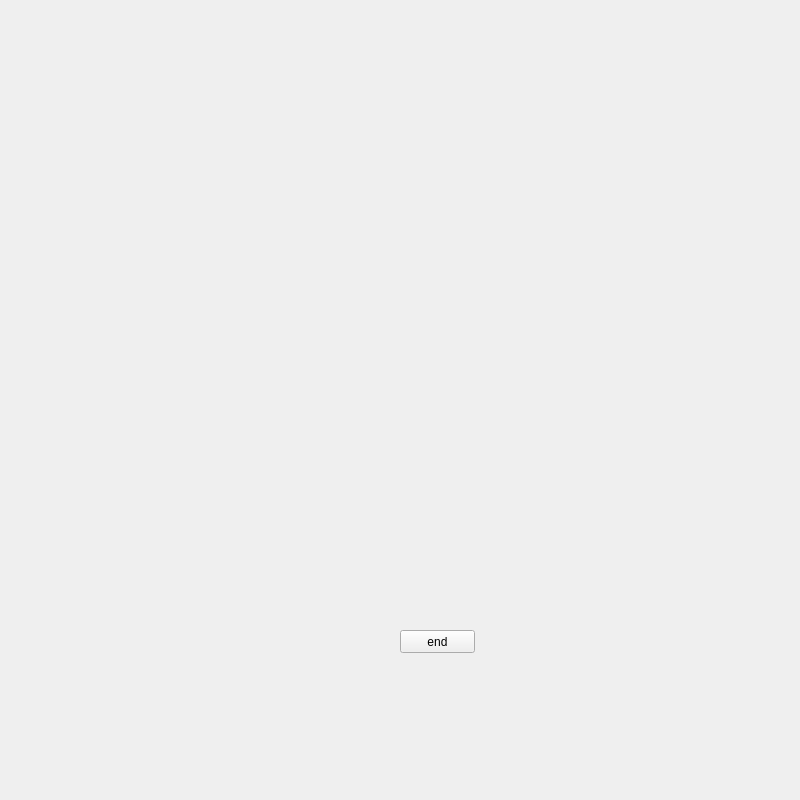
The window that user_interfaces/end_window.ui (fireis/video-choices) describes before a commit, drawn with Qt 5.
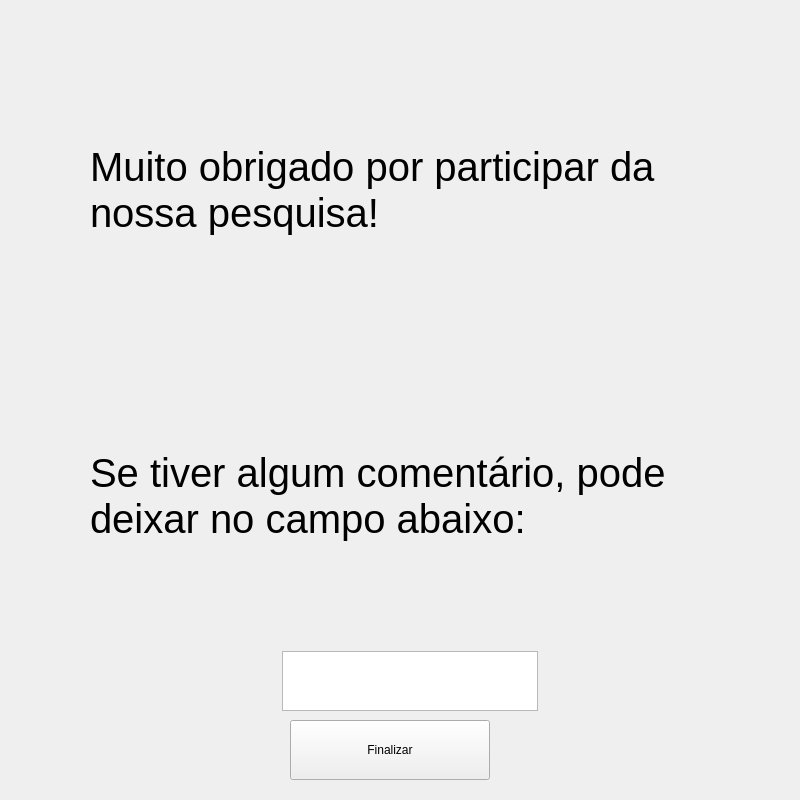
The same window after the commit.

```diff
--- a/user_interfaces/end_window.ui
+++ b/user_interfaces/end_window.ui
@@ -13,17 +13,82 @@
   <property name="windowTitle">
    <string>Form</string>
   </property>
+  <widget class="QWidget" name="verticalLayoutWidget">
+   <property name="geometry">
+    <rect>
+     <x>90</x>
+     <y>40</y>
+     <width>641</width>
+     <height>671</height>
+    </rect>
+   </property>
+   <layout class="QVBoxLayout" name="verticalLayout" stretch="4,4,0">
+    <item>
+     <widget class="QLabel" name="label">
+      <property name="font">
+       <font>
+        <pointsize>30</pointsize>
+       </font>
+      </property>
+      <property name="text">
+       <string>Muito obrigado por participar da nossa pesquisa! </string>
+      </property>
+      <property name="wordWrap">
+       <bool>true</bool>
+      </property>
+     </widget>
+    </item>
+    <item>
+     <widget class="QLabel" name="label_2">
+      <property name="font">
+       <font>
+        <pointsize>30</pointsize>
+       </font>
+      </property>
+      <property name="text">
+       <string>Se tiver algum comentário, pode deixar no campo abaixo:</string>
+      </property>
+      <property name="wordWrap">
+       <bool>true</bool>
+      </property>
+     </widget>
+    </item>
+    <item>
+     <layout class="QHBoxLayout" name="horizontalLayout_2" stretch="0">
+      <property name="spacing">
+       <number>50</number>
+      </property>
+      <item>
+       <widget class="QPlainTextEdit" name="name_input">
+        <property name="minimumSize">
+         <size>
+          <width>256</width>
+          <height>30</height>
+         </size>
+        </property>
+        <property name="maximumSize">
+         <size>
+          <width>256</width>
+          <height>60</height>
+         </size>
+        </property>
+       </widget>
+      </item>
+     </layout>
+    </item>
+   </layout>
+  </widget>
   <widget class="QPushButton" name="end_button">
    <property name="geometry">
     <rect>
-     <x>400</x>
-     <y>630</y>
-     <width>75</width>
-     <height>23</height>
+     <x>290</x>
+     <y>720</y>
+     <width>200</width>
+     <height>60</height>
     </rect>
    </property>
    <property name="text">
-    <string>end</string>
+    <string>Finalizar</string>
    </property>
   </widget>
  </widget>
```
